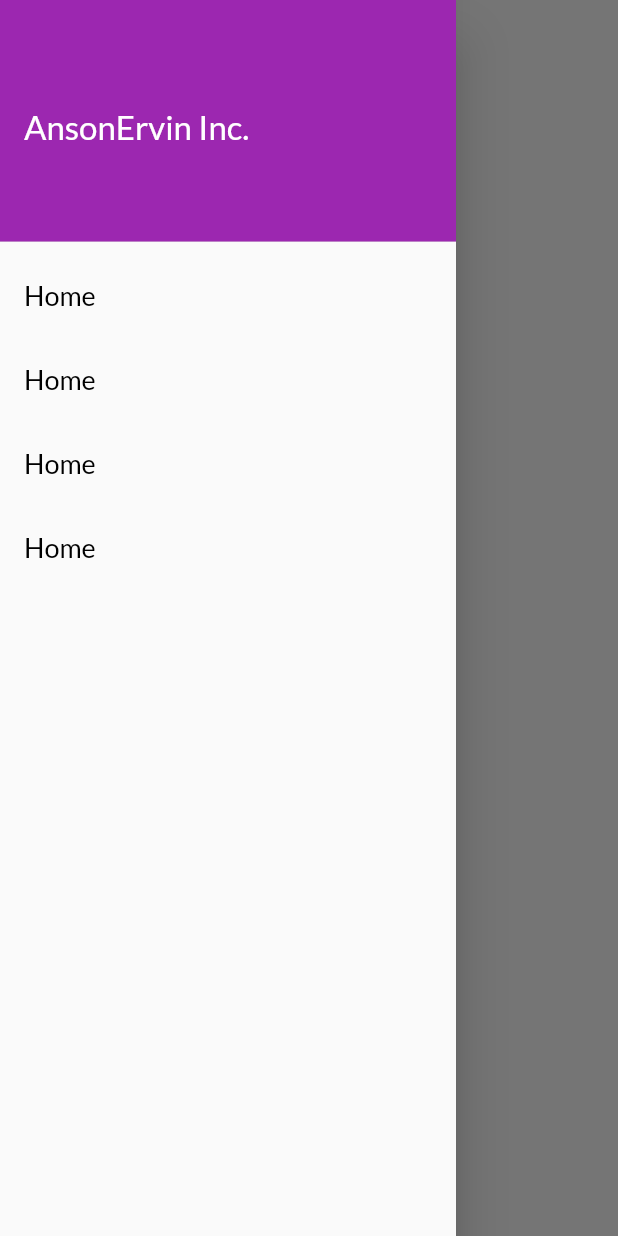
After one commit to Ansontheprogrammer/timeless-website, a Flutter app: the screen it shows after launch, with the side drawer open, on a phone screen of 412 x 824 dp. The commit adds this screen. Run offline on Flutter 3.47's test engine with Material 2 defaults, Android fonts, the light colour scheme and no system bars; our stand-ins replace google_fonts.

Commit message:
refactor - Decoupled drawer

```diff
--- /dev/null
+++ b/lib/widgets/navigation/drawer/drawer.dart
@@ -0,0 +1,32 @@
+import 'package:flutter/cupertino.dart';
+import 'package:flutter/material.dart';
+import 'package:timeless_app/widgets/navigation/drawer/drawer_header.dart';
+import 'package:timeless_app/widgets/navigation/drawer/drawer_item.dart';
+
+class CustomDrawer extends StatelessWidget {
+  const CustomDrawer({
+    Key? key,
+  }) : super(key: key);
+
+  @override
+  Widget build(BuildContext context) {
+    return Drawer(
+      child: ListView(
+        padding: EdgeInsets.zero,
+        children: <Widget>[
+          DrawerHeaderWidget(),
+          DrawerItem(title: 'Home', handler: () => {}),
+          DrawerItem(title: 'About', handler: () => {}),
+          DrawerItem(
+            title: 'Search',
+            handler: () {},
+          ),
+          DrawerItem(
+            title: 'Contact',
+            handler: () {},
+          ),
+        ],
+      ),
+    );
+  }
+}
--- a/lib/widgets/navigation/drawer.dart
+++ b/lib/widgets/navigation/drawer/drawer_header.dart
@@ -2,8 +2,8 @@ import 'package:flutter/cupertino.dart';
 import 'package:flutter/material.dart';
 import 'package:timeless_app/utils/custom_text.dart';
 
-class SideDrawer extends StatelessWidget {
-  const SideDrawer({
+class DrawerHeaderWidget extends StatelessWidget {
+  const DrawerHeaderWidget({
     Key? key,
   }) : super(key: key);
 
--- /dev/null
+++ b/lib/widgets/navigation/drawer/drawer_item.dart
@@ -0,0 +1,17 @@
+import 'package:flutter/material.dart';
+import 'package:flutter/widgets.dart';
+import 'package:timeless_app/utils/custom_text.dart';
+
+class DrawerItem extends StatelessWidget {
+  final String title;
+  final void Function() handler;
+  const DrawerItem({required this.title, required this.handler});
+
+  @override
+  Widget build(BuildContext context) {
+    return ListTile(
+      title: CustomTextNormal(text: 'Home'),
+      onTap: handler,
+    );
+  }
+}
```
Also changed, not shown: lib/views/home/home_view.dart (+3 -25 lines).
